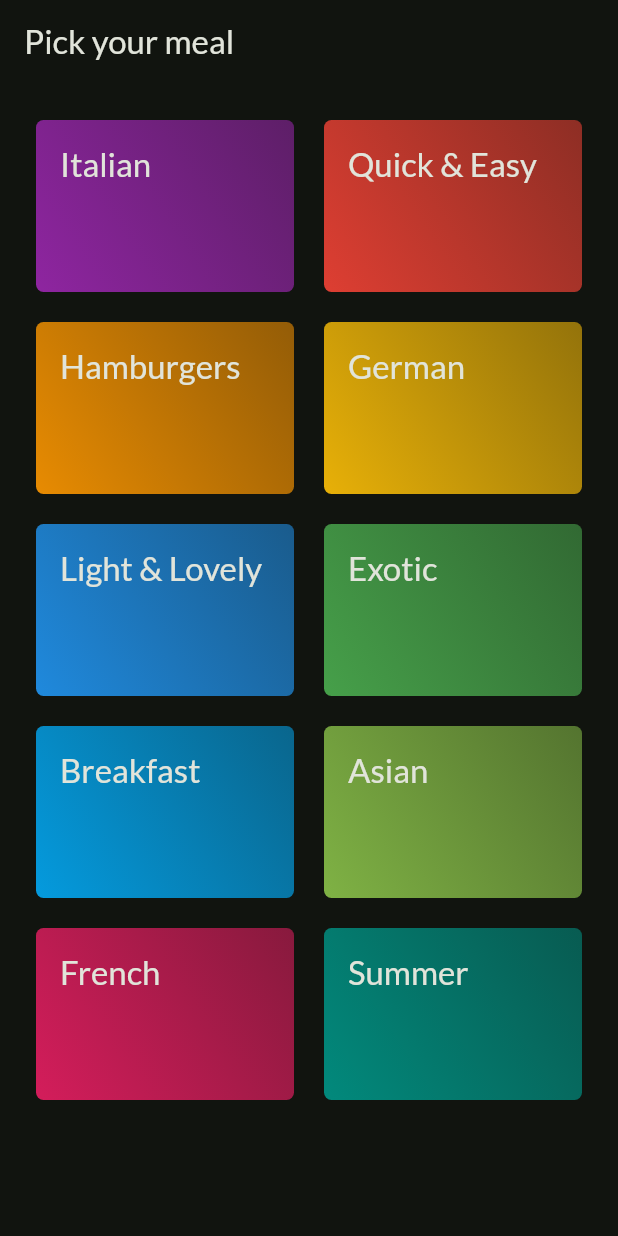
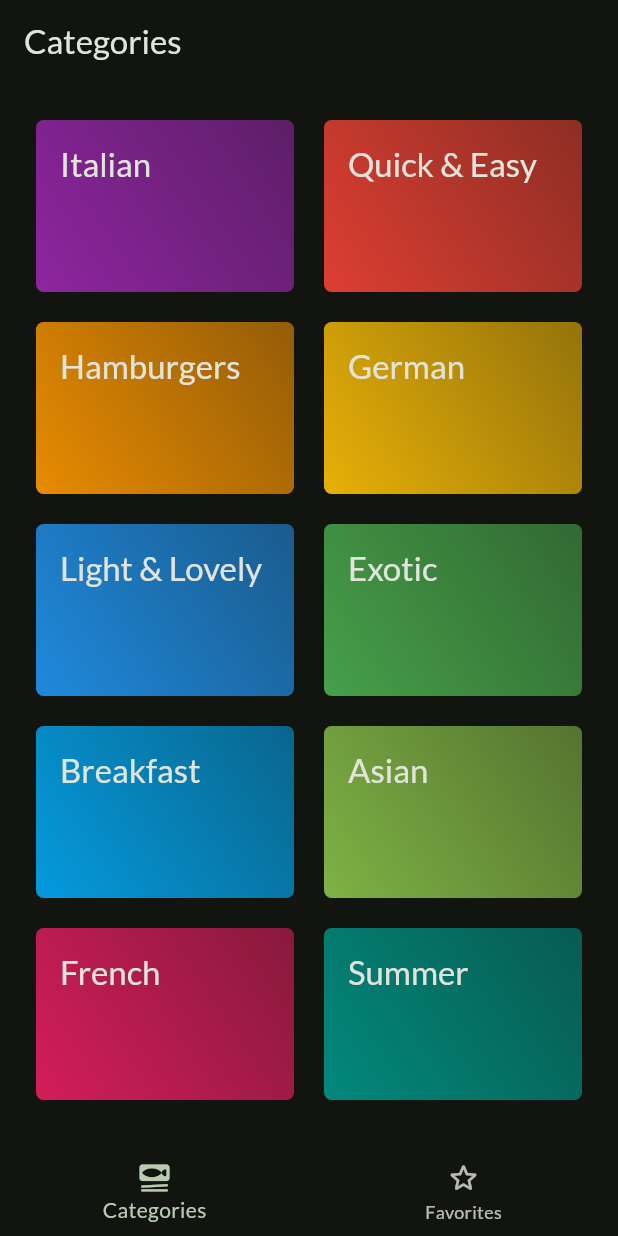
Before and after one commit to omarzouaoui1/Meals-App, a Flutter app: the screen it shows after launch, on a phone screen of 412 x 824 dp. Run offline on Flutter 3.47's test engine with Material 2 defaults, Android fonts, the phone set to English and light mode, and no system bars; our stand-ins replace google_fonts, transparent_image.

```diff
--- a/meals_app/lib/data.dart
+++ b/meals_app/lib/data.dart
@@ -4,6 +4,8 @@ import '../models/category.dart';
 import 'models/meal.dart';
 
 // Constants in Dart should be written in lowerCamelcase.
+
+//All categories
 const availableCategories = [
   Category(
     id: 'c1',
@@ -57,6 +59,7 @@ const availableCategories = [
   ),
 ];
 
+//Meals List using Meal model
 const dummyMeals = [
   Meal(
     id: 'm1',
--- a/meals_app/lib/main.dart
+++ b/meals_app/lib/main.dart
@@ -1,6 +1,7 @@
 import 'package:flutter/material.dart';
 import 'package:google_fonts/google_fonts.dart';
 import 'package:meals_app/screen/categories.dart';
+import 'package:meals_app/screen/tabs.dart';
 
 final theme = ThemeData(
   useMaterial3: true,
@@ -24,7 +25,8 @@ class MyApp extends StatelessWidget {
     return MaterialApp(
       debugShowCheckedModeBanner: false,
       theme: theme,
-      home: const CategoriesScreen(),
+      //we're rendring CategoriesScreen
+      home: const TabsScreen(),
     );
   }
 }
--- a/meals_app/lib/models/meal.dart
+++ b/meals_app/lib/models/meal.dart
@@ -1,15 +1,18 @@
+//enum of the complexity
 enum Complexity {
   simple,
   challenging,
   hard,
 }
 
+//enum of affordability
 enum Affordability {
   affordable,
   pricey,
   luxurious,
 }
 
+//Meal Class
 class Meal {
   const Meal({
     required this.id,
@@ -27,6 +30,7 @@ class Meal {
     required this.isVegetarian,
   });
 
+//meal model
   final String id;
   final List<String> categories;
   final String title;
--- a/meals_app/lib/screen/categories.dart
+++ b/meals_app/lib/screen/categories.dart
@@ -8,12 +8,16 @@ class CategoriesScreen extends StatelessWidget {
   const CategoriesScreen({super.key});
 
   void _selectCaegory(BuildContext context, Category category) {
+    //filtring on meals list
     final filteredMeals = dummyMeals
         .where(
+          //Rendring meals of that category
           (meal) => meal.categories.contains(category.id),
         )
         .toList();
 
+    //Meals Screen while taping on the Category Grid Item
+    //Passing category title + List of meals that containes to that category
     Navigator.push(
       context,
       MaterialPageRoute(
@@ -27,11 +31,9 @@ class CategoriesScreen extends StatelessWidget {
 
   @override
   Widget build(BuildContext context) {
-    return Scaffold(
-      appBar: AppBar(
-        title: const Text("Pick your meal"),
-      ),
-      body: GridView(
+    return
+        //Grid View
+        GridView(
       padding: const EdgeInsets.all(24),
       gridDelegate: const SliverGridDelegateWithFixedCrossAxisCount(
         crossAxisCount: 2,
@@ -40,7 +42,9 @@ class CategoriesScreen extends StatelessWidget {
         mainAxisSpacing: 20,
       ),
       children: [
+        //Looping on categories
         for (final category in availableCategories)
+          //Passing category and meals of ite
           CategoryGridItem(
             category: category,
             onselectCategory: () {
@@ -48,7 +52,6 @@ class CategoriesScreen extends StatelessWidget {
             },
           )
       ],
-      ),
     );
   }
 }
--- /dev/null
+++ b/meals_app/lib/screen/tabs.dart
@@ -0,0 +1,54 @@
+import 'package:flutter/material.dart';
+import 'package:meals_app/screen/categories.dart';
+import 'package:meals_app/screen/meals.dart';
+
+class TabsScreen extends StatefulWidget {
+  const TabsScreen({super.key});
+
+  @override
+  State<TabsScreen> createState() => _TabsScreenState();
+}
+
+class _TabsScreenState extends State<TabsScreen> {
+  int _selectedPageIndex = 0;
+
+  void _selectPage(int index) {
+    setState(() {
+      _selectedPageIndex = index;
+    });
+  }
+
+  @override
+  Widget build(BuildContext context) {
+    Widget activePage = const CategoriesScreen();
+    var activePageTitle = 'Categories';
+
+    if (_selectedPageIndex == 1) {
+      activePage = const MealsScreen(
+        meals: [],
+      );
+      activePageTitle = 'Your Favorites';
+    }
+
+    return Scaffold(
+      appBar: AppBar(
+        title: Text(activePageTitle),
+      ),
+      body: activePage,
+      bottomNavigationBar: BottomNavigationBar(
+        onTap: _selectPage,
+        currentIndex: _selectedPageIndex,
+        items: const [
+          BottomNavigationBarItem(
+            icon: Icon(Icons.set_meal_rounded),
+            label: 'Categories',
+          ),
+          BottomNavigationBarItem(
+            icon: Icon(Icons.star_border_rounded),
+            label: 'Favorites',
+          ),
+        ],
+      ),
+    );
+  }
+}
```
Also changed, not shown: meals_app/lib/screen/meal_details.dart (+58 -5 lines), meals_app/lib/screen/meals.dart (+20 -4 lines), meals_app/lib/widgets/meal_item.dart (+7 -0 lines). Lines whose indentation alone changed are shown as unchanged.
